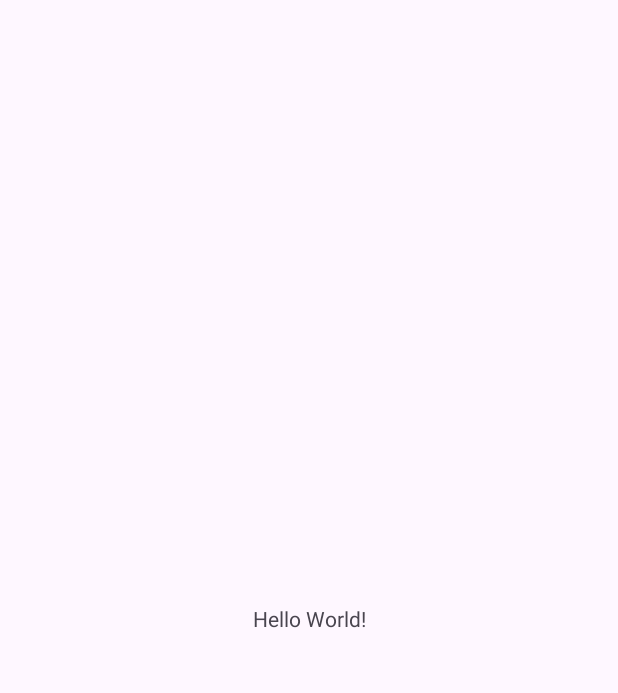
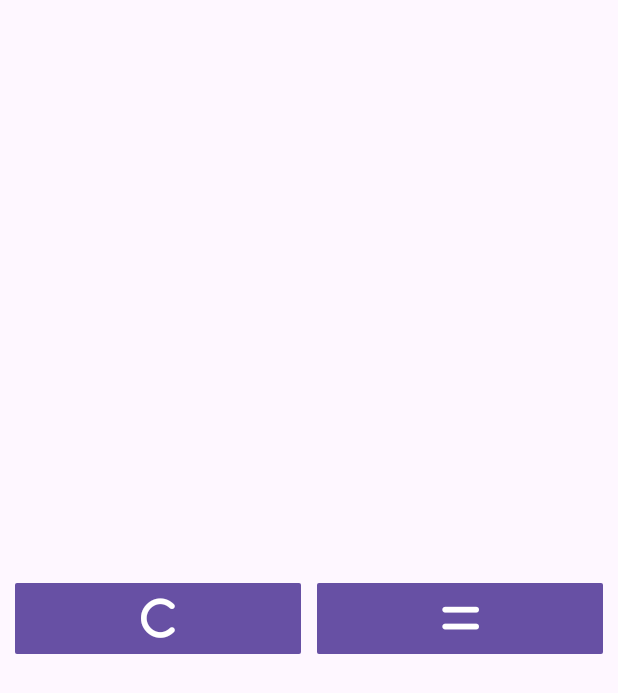
Before and after one commit to AkshitMoudgil/COMP3025_ASSIGNMENT1, an Android app: the screen it shows after launch (MainActivity), on a phone screen of 412 x 824 dp. Before the commit the part shown is almost empty. Shown: the top 693 px of the screen. Run offline under Robolectric (Android 15) with nearby library versions, the phone set to English and light mode, and no system bars.

Commit message:
added first row of calculator, and created dimens file to add common dimension attributes

```diff
--- a/app/src/main/res/layout/activity_main.xml
+++ b/app/src/main/res/layout/activity_main.xml
@@ -7,13 +7,44 @@
     android:layout_height="match_parent"
     tools:context=".MainActivity">
 
-    <TextView
-        android:layout_width="wrap_content"
+    <LinearLayout
+        android:id="@+id/firstRow"
+        android:layout_width="match_parent"
         android:layout_height="wrap_content"
-        android:text="Hello World!"
+        android:orientation="horizontal"
         app:layout_constraintBottom_toBottomOf="parent"
         app:layout_constraintEnd_toEndOf="parent"
         app:layout_constraintStart_toStartOf="parent"
-        app:layout_constraintTop_toTopOf="parent" />
+        app:layout_constraintTop_toTopOf="parent">
 
+        <Button
+            android:id="@+id/clearButton"
+            android:layout_width="@dimen/button_size"
+            android:layout_height="@dimen/button_size"
+            android:layout_marginStart="@dimen/margin_x"
+            android:layout_marginEnd="@dimen/margin_x_row1"
+            android:layout_weight="1"
+            android:fontFamily="@font/fa_solid_900"
+            android:paddingStart="@dimen/padding_x"
+            android:paddingEnd="@dimen/padding_x"
+            android:tag="clear"
+            android:text="C"
+            android:textSize="@dimen/button_text"
+            app:cornerRadius="1dp" />
+
+        <Button
+            android:id="@+id/equalsButton"
+            android:layout_width="@dimen/button_size"
+            android:layout_height="@dimen/button_size"
+            android:layout_marginStart="@dimen/margin_x_row1"
+            android:layout_marginEnd="@dimen/margin_x"
+            android:layout_weight="1"
+            android:fontFamily="@font/fa_solid_900"
+            android:paddingStart="@dimen/padding_x"
+            android:paddingEnd="@dimen/padding_x"
+            android:tag="equals"
+            android:text="@string/equals"
+            android:textSize="@dimen/button_text"
+            app:cornerRadius="1dp" />
+    </LinearLayout>
 </androidx.constraintlayout.widget.ConstraintLayout>
--- /dev/null
+++ b/app/src/main/res/values/dimens.xml
@@ -0,0 +1,10 @@
+<?xml version="1.0" encoding="utf-8"?>
+<resources>
+    <dimen name="button_text">30sp</dimen>
+    <dimen name="button_size">55dp</dimen>
+    <dimen name="margin_x_row1">5dp</dimen>
+    <dimen name="margin_x">10dp</dimen>
+    <dimen name="padding_x">0dp</dimen>
+
+
+</resources>
```
